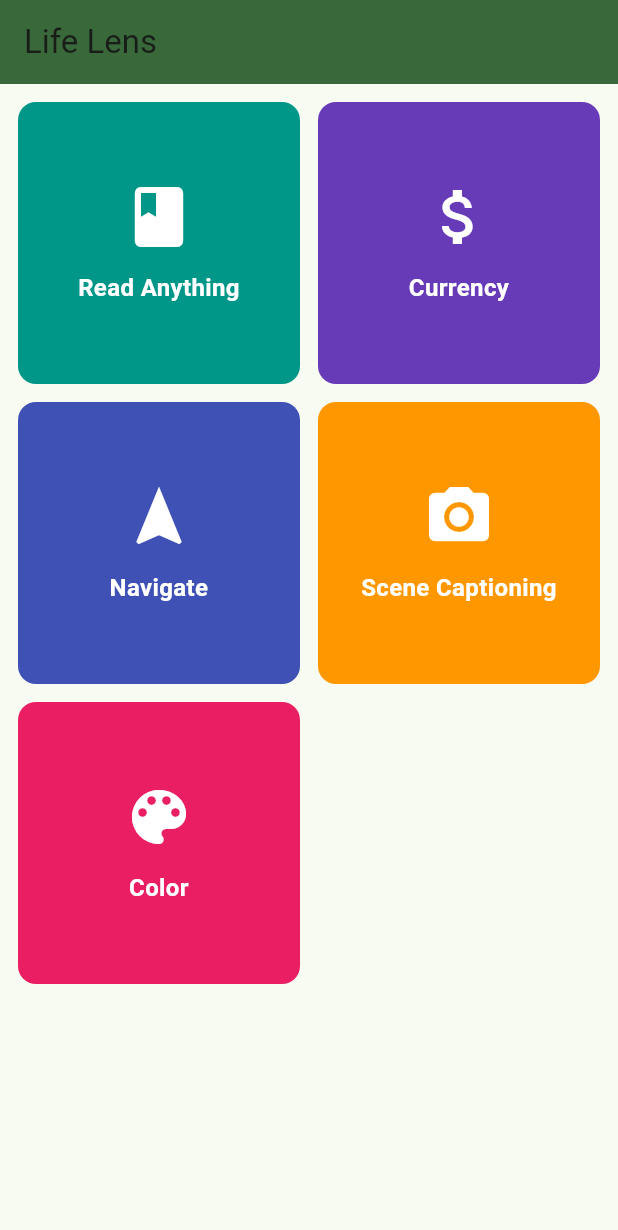
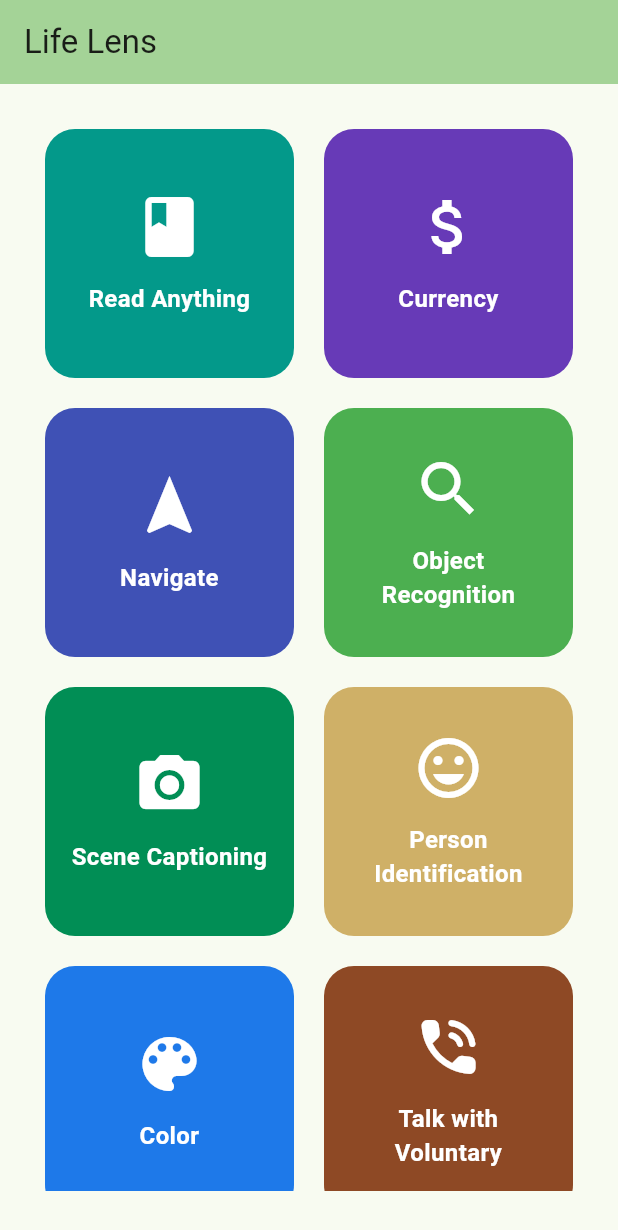
Before and after one commit to Abhimaan-kumar/LifeLense, a Flutter app: the screen it shows after launch, on a phone screen of 412 x 824 dp. Shown: the top 1230 px of the screen. Run offline on Flutter 3.47's test engine with Material 3 defaults, Android fonts, the phone set to English and light mode, and no system bars.

Commit message:
increase options

```diff
--- a/lib/main.dart
+++ b/lib/main.dart
@@ -12,7 +12,7 @@ class MyApp extends StatelessWidget {
     return MaterialApp(
       title: 'Life Lens',
       theme: ThemeData(
-        colorScheme: ColorScheme.fromSeed(seedColor: const Color(0xFF03FB5E)),
+        colorScheme: ColorScheme.fromSeed(seedColor: const Color.fromARGB(255, 3, 251, 40)),
         useMaterial3: true,
       ),
       home: const MyHomePage(title: 'Life Lens'),
@@ -25,27 +25,34 @@ class MyHomePage extends StatelessWidget {
 
   final String title;
 
+
   @override
   Widget build(BuildContext context) {
     final List<_MenuOption> options = [
-      _MenuOption('Read Anything', Icons.book, Colors.teal, const SimplePage(title: 'Read Anything')),
+      _MenuOption('Read Anything', Icons.book, const Color.fromARGB(255, 3, 153, 138), const SimplePage(title: 'Read Anything')),
       _MenuOption('Currency', Icons.attach_money, Colors.deepPurple, const SimplePage(title: 'Currency')),
       _MenuOption('Navigate', Icons.navigation, Colors.indigo, const SimplePage(title: 'Navigate')),
-      _MenuOption('Scene Captioning', Icons.camera_alt, Colors.orange, const SimplePage(title: 'Scene Captioning')),
-      _MenuOption('Color', Icons.color_lens, Colors.pink, const SimplePage(title: 'Color')),
+      _MenuOption('Object Recognition', Icons.search, Colors.green, const SimplePage(title: 'Object Recognition')),
+      _MenuOption('Scene Captioning', Icons.camera_alt, const Color.fromARGB(255, 1, 142, 85), const SimplePage(title: 'Scene Captioning')),
+      _MenuOption('Person Identification', Icons.tag_faces_outlined, const Color.fromARGB(255, 207, 176, 103), const SimplePage(title: 'Person Identification')),
+      _MenuOption('Color', Icons.color_lens, const Color.fromARGB(255, 30, 121, 233), const SimplePage(title: 'Color')),
+      _MenuOption('Talk with Voluntary', Icons.phone_in_talk_rounded, const Color.fromARGB(255, 142, 73, 37), const SimplePage(title: 'Talk with Voluntary')),
+      _MenuOption('Time pass with AI buddy', Icons.chat_outlined, const Color.fromARGB(255, 105, 118, 30), const SimplePage(title: 'Time pass with AI buddy')),
+      _MenuOption('Emergency', Icons.emoji_people_rounded, const Color.fromARGB(255, 255, 0, 0), const SimplePage(title: 'Emergency'))
+
     ];
 
     return Scaffold(
       appBar: AppBar(
-        backgroundColor: Theme.of(context).colorScheme.primary,
+        backgroundColor: Theme.of(context).colorScheme.inversePrimary,
         title: Text(title),
       ),
       body: Padding(
-        padding: const EdgeInsets.all(12.0),
+        padding: const EdgeInsets.all(30.0),
         child: GridView.count(
           crossAxisCount: 2,
-          crossAxisSpacing: 12,
-          mainAxisSpacing: 12,
+          crossAxisSpacing: 20,
+          mainAxisSpacing: 20,
           children: options.map((opt) => _MenuCard(option: opt)).toList(),
         ),
       ),
@@ -71,9 +78,9 @@ class _MenuCard extends StatelessWidget {
   Widget build(BuildContext context) {
     return Material(
       color: option.color,
-      borderRadius: BorderRadius.circular(12),
+      borderRadius: BorderRadius.circular(20),
       child: InkWell(
-        borderRadius: BorderRadius.circular(12),
+        borderRadius: BorderRadius.circular(20),
         onTap: () {
           Navigator.of(context).push(MaterialPageRoute(builder: (_) => option.page));
         },
```
